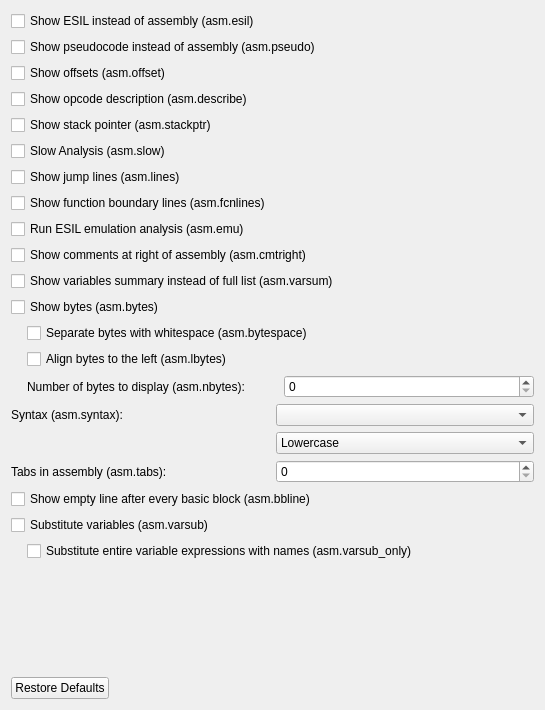
Above: src/dialogs/preferences/AsmOptionsWidget.ui from rizinorg/cutter before the change. Below: the same form after it.
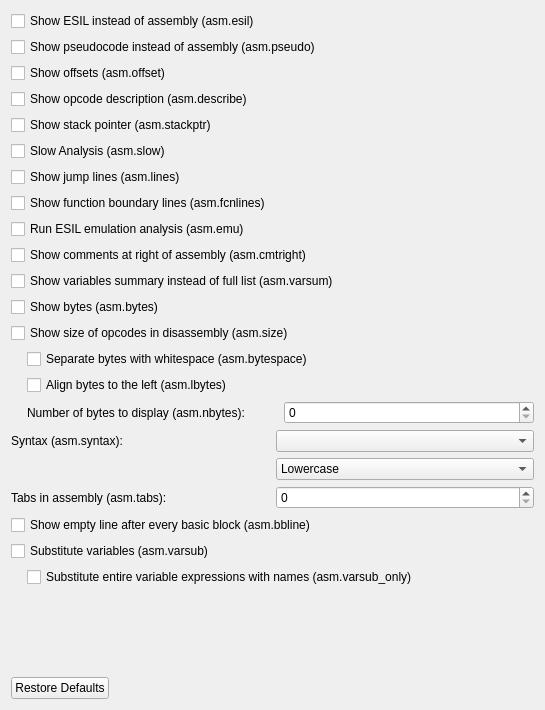
That is the form after the change.

Commit message: Add asm.size option in preferences

```diff
--- a/src/dialogs/preferences/AsmOptionsWidget.ui
+++ b/src/dialogs/preferences/AsmOptionsWidget.ui
@@ -98,6 +98,13 @@
      </property>
     </widget>
    </item>
+   <item>
+    <widget class="QCheckBox" name="sizeCheckBox">
+     <property name="text">
+      <string>Show size of opcodes in disassembly (asm.size)</string>
+     </property>
+    </widget>
+   </item>
    <item>
     <layout class="QVBoxLayout" name="verticalLayout_2">
      <property name="leftMargin">
```
The commit also changes 4 other files.
